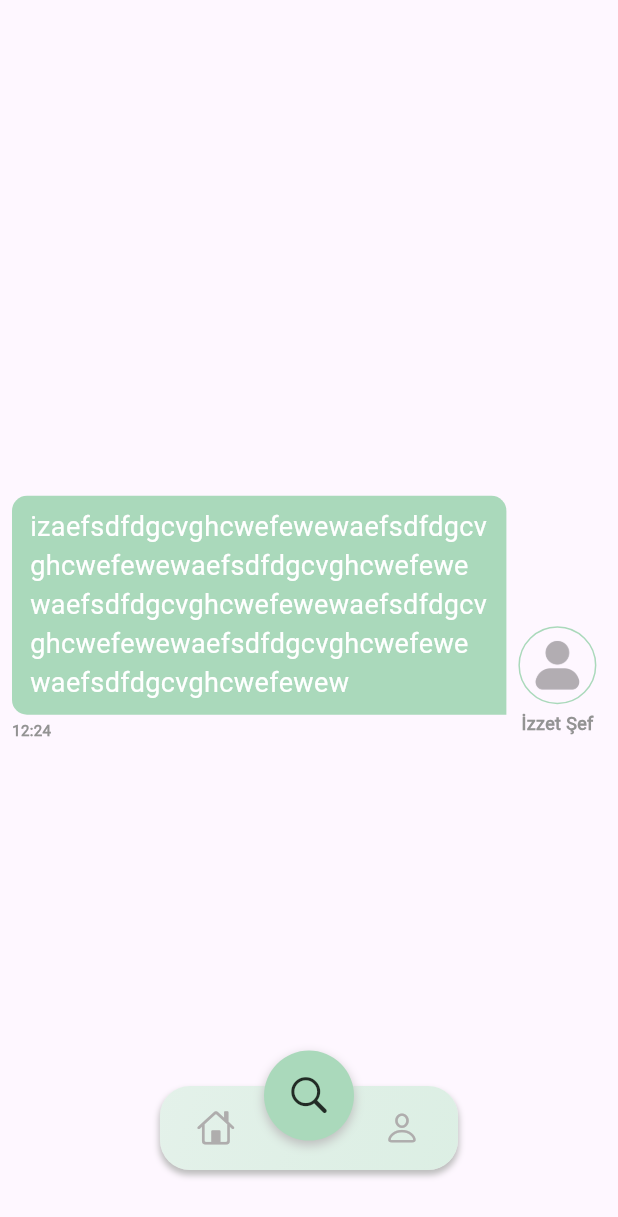
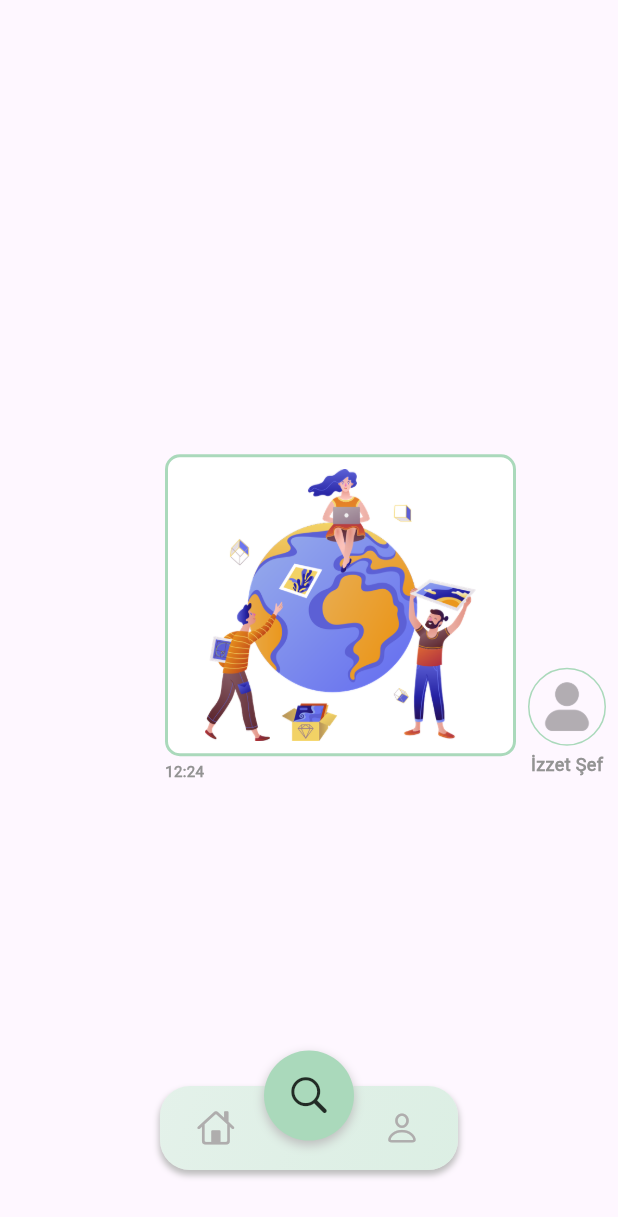
Before and after one commit to izzetJmy/locale_chat, a Flutter app: the screen it shows after launch, on a phone screen of 412 x 824 dp. Shown: the top 1217 px of the screen. Run offline on Flutter 3.47's test engine with Material 3 defaults, Android fonts, the light colour scheme and no system bars.

Commit message:
grup sohbet için resim componenti oluştururldu

```diff
--- /dev/null
+++ b/lib/comopnents/my_chat_image.dart
@@ -0,0 +1,92 @@
+// ignore_for_file: public_member_api_docs, sort_constructors_first
+import 'package:flutter/material.dart';
+import 'package:locale_chat/comopnents/profile_info.dart';
+import 'package:locale_chat/constants/colors.dart';
+import 'package:locale_chat/constants/text_style.dart';
+
+class MyGroupChatImage extends StatelessWidget {
+  final bool leftOrRight;
+  final String imagePath;
+  final String time;
+  final String userImage;
+  final String userName;
+
+  const MyGroupChatImage({
+    Key? key,
+    required this.leftOrRight,
+    required this.time,
+    required this.userImage,
+    required this.userName,
+    required this.imagePath,
+  }) : super(key: key);
+
+  @override
+  Widget build(BuildContext context) {
+    Size size = MediaQuery.of(context).size;
+    return leftOrRight
+        ? Row(
+            crossAxisAlignment: CrossAxisAlignment.end,
+            mainAxisAlignment: MainAxisAlignment.end,
+            children: [
+              contentText(size),
+              const SizedBox(width: 8),
+              profileInfo(),
+            ],
+          )
+        : Row(
+            crossAxisAlignment: CrossAxisAlignment.end,
+            mainAxisAlignment: MainAxisAlignment.start,
+            children: [
+              profileInfo(),
+              const SizedBox(width: 8),
+              contentText(size),
+            ],
+          );
+  }
+
+//Image part of the chat
+  Column contentText(Size size) {
+    return Column(
+      mainAxisSize: MainAxisSize.min,
+      crossAxisAlignment:
+          leftOrRight ? CrossAxisAlignment.start : CrossAxisAlignment.end,
+      children: [
+        Container(
+          padding: const EdgeInsets.symmetric(horizontal: 12, vertical: 8),
+          decoration: BoxDecoration(
+            color: Colors.white,
+            borderRadius: BorderRadius.circular(10),
+            border: Border.all(
+                color: leftOrRight ? backgroundColor : const Color(0xff939393),
+                width: 2),
+          ),
+          child: Image(
+            width: size.width * 0.5,
+            height: size.height * 0.22,
+            image: AssetImage(imagePath),
+          ),
+        ),
+        const SizedBox(height: 3),
+        Text(
+          time,
+          style: singleChatCardTimeTextStyle,
+        )
+      ],
+    );
+  }
+
+//Profile info part of the chat
+  Padding profileInfo() {
+    return Padding(
+      padding: const EdgeInsets.only(bottom: 3),
+      child: ProfileInfo(
+        image_path: userImage,
+        image_radius: 20,
+        height: 4,
+        showName: true,
+        name: userName,
+        profileNameTextStyle: groupChatCardProfileNameTextStyle,
+      ),
+    );
+  }
+}
--- a/lib/pages/search_page/search_page.dart
+++ b/lib/pages/search_page/search_page.dart
@@ -1,4 +1,5 @@
 import 'package:flutter/material.dart';
+import 'package:locale_chat/comopnents/my_chat_image.dart';
 import 'package:locale_chat/comopnents/my_group_chat.dart';
 
 class SearchPage extends StatelessWidget {
@@ -10,10 +11,9 @@ class SearchPage extends StatelessWidget {
       body: Center(
         child: Padding(
           padding: EdgeInsets.all(8.0),
-          child: MyGroupChat(
+          child: MyGroupChatImage(
             leftOrRight: true,
-            title:
-                'izaefsdfdgcvghcwefewewaefsdfdgcvghcwefewewaefsdfdgcvghcwefewewaefsdfdgcvghcwefewewaefsdfdgcvghcwefewewaefsdfdgcvghcwefewewaefsdfdgcvghcwefewew',
+            imagePath: 'assets/images/first_onboarding_page_image.png',
             time: '12:24',
             userImage: 'assets/images/user_avatar.png',
             userName: 'İzzet Şef',
```
